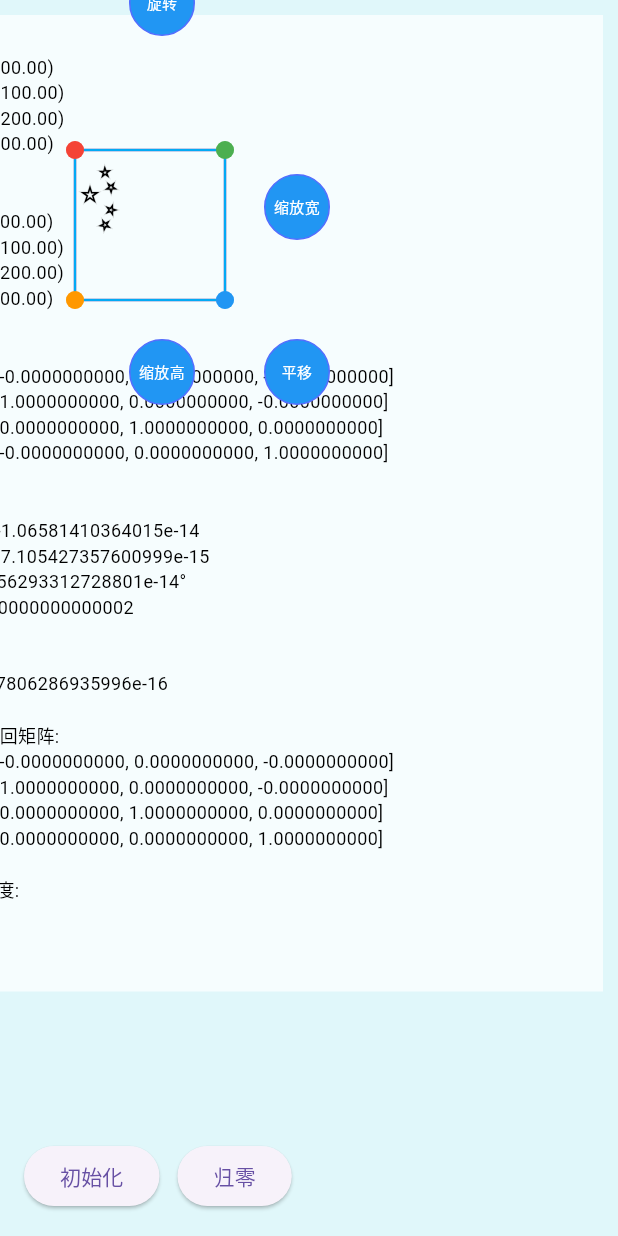
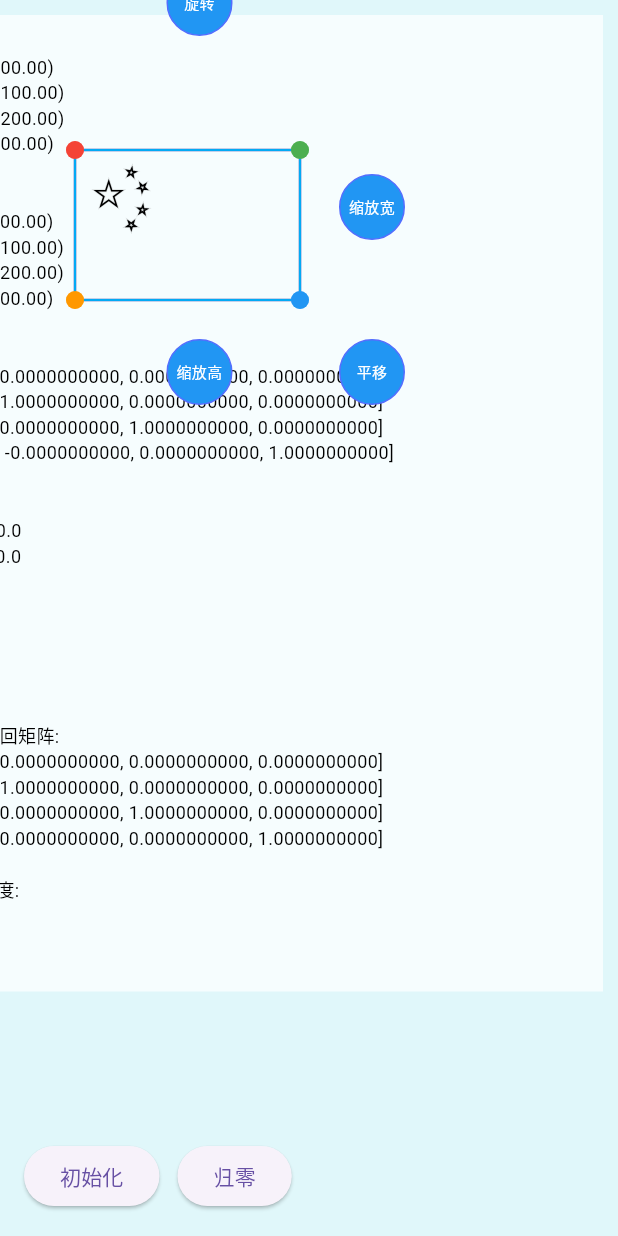
Before and after one commit to iStarEternal/matrix_demo, a Flutter app: the screen it shows after launch, after a tap on "归零", on a phone screen of 412 x 824 dp. Run offline on Flutter 3.47's test engine with Material 3 defaults, Android fonts, the phone set to English and light mode, and no system bars.

Commit message:
让国旗更标致一点

```diff
--- a/lib/demo/path_maker.dart
+++ b/lib/demo/path_maker.dart
@@ -48,19 +48,19 @@ class PathMaker {
     final W = rect.height;
 
     // 大星
-    final bigCenter = Offset(rect.left + 0.1 * L, rect.top + 0.3 * W);
-    final bigRadius = 0.05 * L;
+    final bigCenter = Offset(rect.left + 0.15 * L, rect.top + 0.3 * W);
+    final bigRadius = 0.06 * L;
     path.addPath(makeStarPath(center: bigCenter, radius: bigRadius), Offset.zero);
 
     // 小星公共半径
-    final smallRadius = 0.03 * L;
+    final smallRadius = 0.02 * L;
 
     // 小星坐标（相对左上角）
     final smallCenters = [
-      Offset(0.20 * L, 0.15 * W),
-      Offset(0.24 * L, 0.25 * W),
-      Offset(0.24 * L, 0.40 * W),
-      Offset(0.20 * L, 0.50 * W),
+      Offset(0.25 * L, 0.15 * W),
+      Offset(0.30 * L, 0.25 * W),
+      Offset(0.30 * L, 0.40 * W),
+      Offset(0.25 * L, 0.50 * W),
     ].map((o) => Offset(rect.left + o.dx, rect.top + o.dy)).toList();
 
     // 每颗小星的旋转方向：指向大星
--- a/lib/demo/test_config.dart
+++ b/lib/demo/test_config.dart
@@ -7,17 +7,17 @@ import 'package:matrix_demo/x_quad/x_quad.dart';
 class TestConfig {
   static (XQuad from, XQuad to) test1() {
     final List<Offset> from = [
-      const Offset(50, 100), const Offset(150, 100), const Offset(150, 200), const Offset(50, 200), //
+      const Offset(50, 100), const Offset(200, 100), const Offset(200, 200), const Offset(50, 200), //
     ];
 
     final List<Offset> to = [
       // const Offset(50, 100), const Offset(150, 100), const Offset(150, 200), const Offset(50, 200), //
-      const Offset(200, 200), const Offset(300, 200), const Offset(250, 300), const Offset(150, 300), //
+      const Offset(200, 200), const Offset(350, 200), const Offset(300, 300), const Offset(150, 300), //
     ];
 
     final quadFrom = _offsetsToQuad(from);
     var quadTo = _offsetsToQuad(to);
-    quadTo = quadTo.rotate(quadTo.getCenter(), XGeometryUtils.degreeToRadian(50));
+    // quadTo = quadTo.rotate(quadTo.getCenter(), XGeometryUtils.degreeToRadian(50));
 
     return (quadFrom, quadTo);
   }
```
